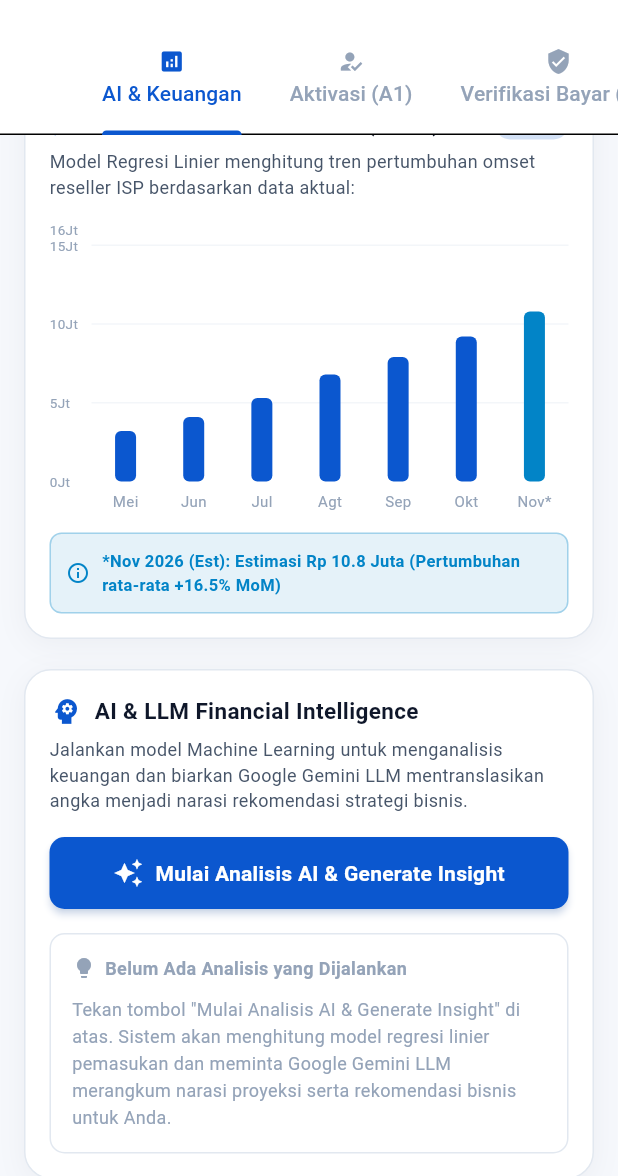
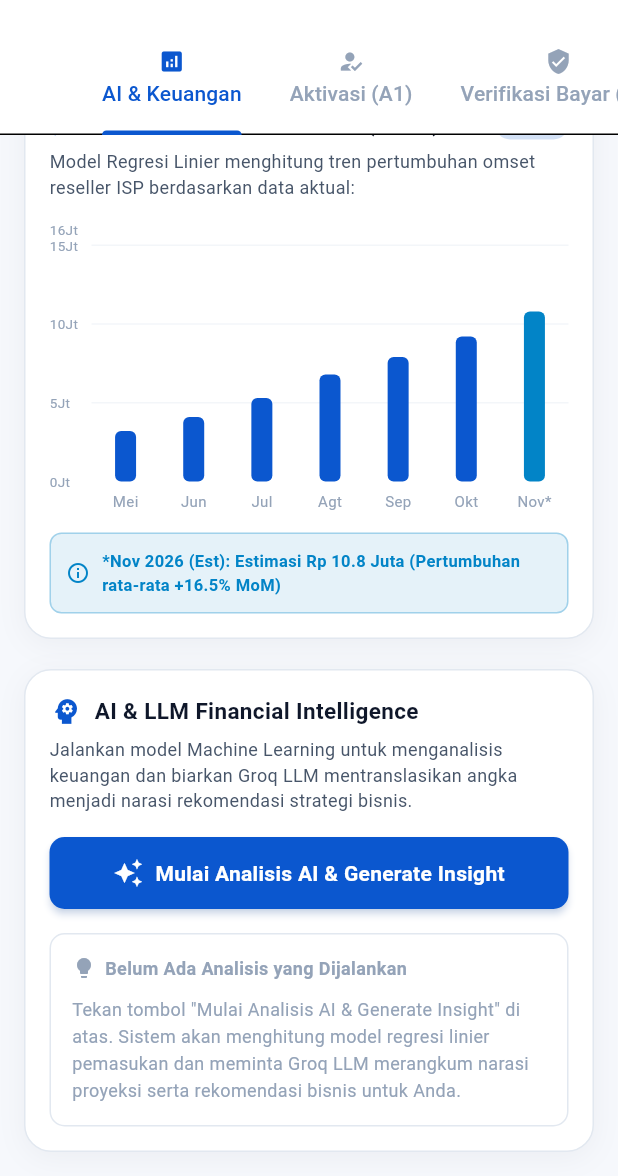
Before and after one commit to lawzhuu/Project-Mobil, a Flutter app: the AdminHubScreen screen opened directly, scrolled down 338 dp, on a phone screen of 412 x 824 dp, the part 60-1236 px from its top. Run offline on Flutter 3.47's test engine with Material 3 defaults, Android fonts, the phone set to English and light mode, and no system bars; drawn by our look-alikes of fl_chart; our stand-ins replace flutter_local_notifications, flutter_map, flutter_secure_storage, geolocator, image_picker, latlong2 and 4 more; accounts and stored records are empty; network calls fail.

Commit message:
groq sudah redi

```diff
--- a/apk_wifi/lib/screens/admin/admin_hub_screen.dart
+++ b/apk_wifi/lib/screens/admin/admin_hub_screen.dart
@@ -90,7 +90,7 @@ class _AdminHubScreenState extends State<AdminHubScreen>
     }
   }
 
-  // --- TRIGGER COMPOSITE AI: ML REGRESSION + GEMINI LLM INSIGHT ---
+  // --- TRIGGER COMPOSITE AI: ML REGRESSION + GROQ LLM INSIGHT ---
   Future<void> _triggerAiInsightAnalysis() async {
     setState(() => _isAnalyzingAi = true);
     try {
@@ -103,7 +103,7 @@ class _AdminHubScreenState extends State<AdminHubScreen>
         if (mounted) {
           ScaffoldMessenger.of(context).showSnackBar(
             const SnackBar(
-              content: Text('✨ Analisis AI & Gemini LLM Insight berhasil digenerate!'),
+              content: Text('✨ Analisis AI & Groq LLM Insight berhasil digenerate!'),
               backgroundColor: AppTheme.success,
             ),
           );
@@ -802,7 +802,7 @@ class _AdminHubScreenState extends State<AdminHubScreen>
                 ),
                 const SizedBox(height: 6),
                 const Text(
-                  'Jalankan model Machine Learning untuk menganalisis keuangan dan biarkan Google Gemini LLM mentranslasikan angka menjadi narasi rekomendasi strategi bisnis.',
+                  'Jalankan model Machine Learning untuk menganalisis keuangan dan biarkan Groq LLM mentranslasikan angka menjadi narasi rekomendasi strategi bisnis.',
                   style: TextStyle(fontSize: 12, color: AppTheme.textSecondary),
                 ),
                 const SizedBox(height: 16),
@@ -831,7 +831,7 @@ class _AdminHubScreenState extends State<AdminHubScreen>
                       : const Icon(Icons.auto_awesome, size: 20),
                   label: Text(
                     _isAnalyzingAi
-                        ? 'Sedang Menganalisis dengan AI & Gemini...'
+                        ? 'Sedang Menganalisis dengan AI & Groq...'
                         : 'Mulai Analisis AI & Generate Insight',
                     style: const TextStyle(
                       fontWeight: FontWeight.bold,
@@ -895,9 +895,11 @@ class _AdminHubScreenState extends State<AdminHubScreen>
                                 borderRadius: BorderRadius.circular(6),
                               ),
                               child: Text(
-                                _aiInsightResult?['source']?.toString().contains('Gemini') == true
-                                    ? 'Google Gemini Live'
-                                    : 'ML Engine',
+                                _aiInsightResult?['source']?.toString().contains('Groq') == true
+                                    ? 'Groq AI Live'
+                                    : (_aiInsightResult?['source']?.toString().contains('Gemini') == true
+                                        ? 'Google Gemini Live'
+                                        : 'ML Engine'),
                                 style: const TextStyle(
                                   fontSize: 9,
                                   color: AppTheme.accent,
@@ -910,7 +912,7 @@ class _AdminHubScreenState extends State<AdminHubScreen>
                       const SizedBox(height: 10),
                       Text(
                         _aiInsightResult?['insight_text'] ??
-                            'Tekan tombol "Mulai Analisis AI & Generate Insight" di atas. Sistem akan menghitung model regresi linier pemasukan dan meminta Google Gemini LLM merangkum narasi proyeksi serta rekomendasi bisnis untuk Anda.',
+                            'Tekan tombol "Mulai Analisis AI & Generate Insight" di atas. Sistem akan menghitung model regresi linier pemasukan dan meminta Groq LLM merangkum narasi proyeksi serta rekomendasi bisnis untuk Anda.',
                         style: TextStyle(
                           fontSize: 12,
                           height: 1.5,
--- a/apk_wifi/lib/services/api_service.dart
+++ b/apk_wifi/lib/services/api_service.dart
@@ -638,7 +638,7 @@ class ApiService {
     return null;
   }
 
-  // --- COMPOSITE AI: ML REGRESSION + GEMINI LLM INSIGHT ---
+  // --- COMPOSITE AI: ML REGRESSION + GROQ LLM INSIGHT ---
   Future<Map<String, dynamic>?> runAiInsightAnalysis() async {
     try {
       final url = Uri.parse('${AppConfig.baseUrl}/analytics/analyze-insight');
```
Also changed, not shown: 6 other files.
